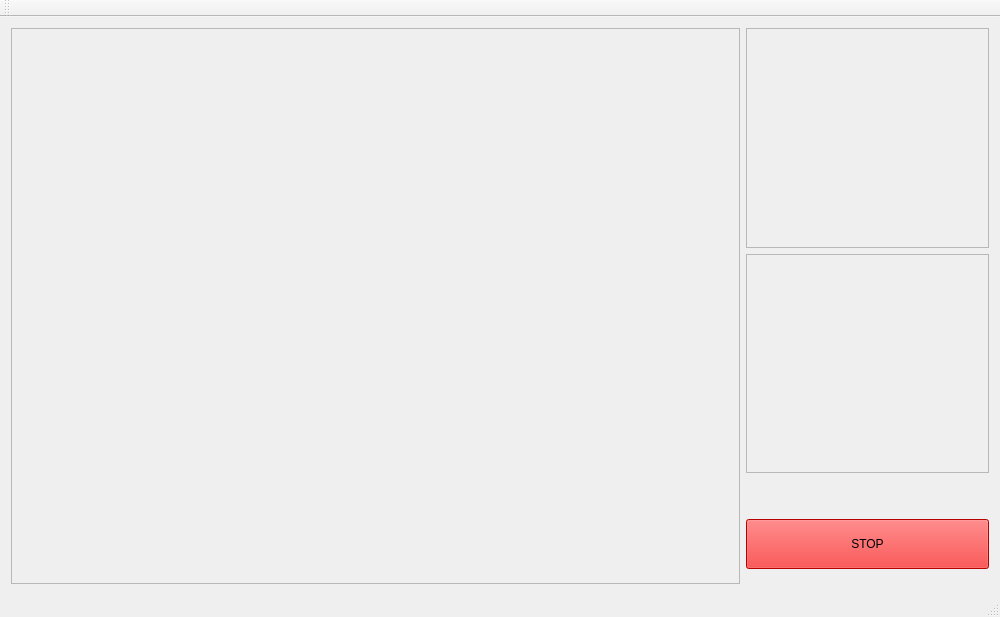
Old version of the form mainwindow.ui in the repository LadislavBrecka/HMI-Semi_auto.
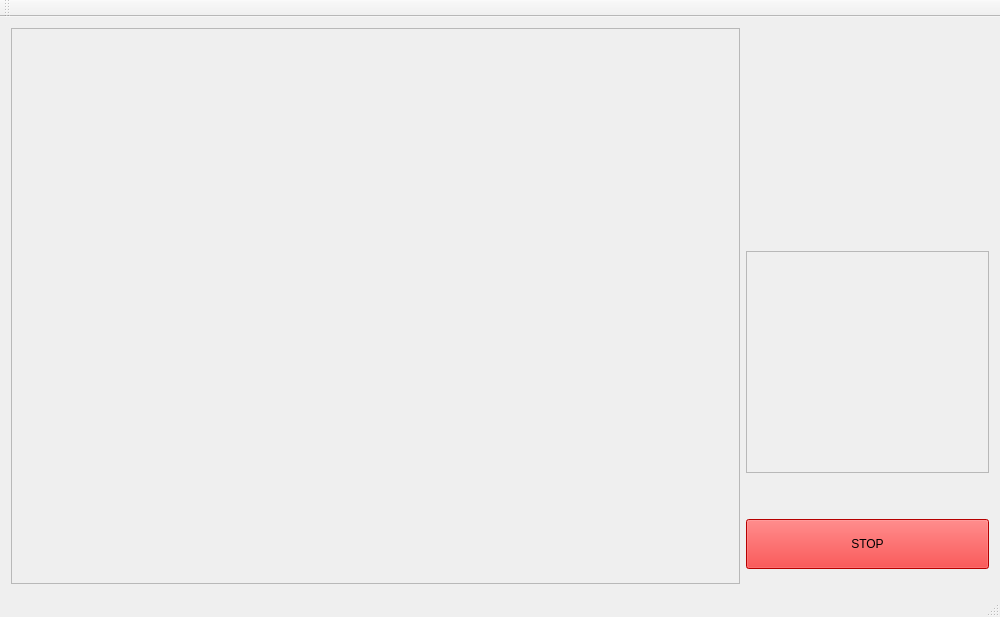
New version of the form.

Commit message: New layout for semi-auto controlling

```diff
--- a/mainwindow.ui
+++ b/mainwindow.ui
@@ -22,7 +22,7 @@
    </property>
    <layout class="QGridLayout" name="gridLayout_3" rowstretch="1" columnstretch="3,1">
     <item row="0" column="1">
-     <layout class="QGridLayout" name="gridLayout_2" rowstretch="1,1,0,0,0,0,0,0" columnstretch="0">
+     <layout class="QGridLayout" name="gridLayout_2" rowstretch="1,1,0,0,0,0,0,1" columnstretch="0" rowminimumheight="0,0,0,0,0,0,0,0">
       <property name="sizeConstraint">
        <enum>QLayout::SetDefaultConstraint</enum>
       </property>
@@ -33,27 +33,26 @@
        <number>15</number>
       </property>
       <item row="1" column="0">
-       <widget class="QFrame" name="skeletonFrame">
+       <widget class="QFrame" name="cameraFrame">
+        <property name="enabled">
+         <bool>true</bool>
+        </property>
+        <property name="sizePolicy">
+         <sizepolicy hsizetype="Preferred" vsizetype="Preferred">
+          <horstretch>7</horstretch>
+          <verstretch>0</verstretch>
+         </sizepolicy>
+        </property>
         <property name="minimumSize">
          <size>
           <width>200</width>
           <height>200</height>
          </size>
         </property>
-        <property name="frameShape">
-         <enum>QFrame::StyledPanel</enum>
-        </property>
-        <property name="frameShadow">
-         <enum>QFrame::Raised</enum>
-        </property>
-       </widget>
-      </item>
-      <item row="0" column="0">
-       <widget class="QFrame" name="lidarFrame">
-        <property name="minimumSize">
+        <property name="sizeIncrement">
          <size>
-          <width>200</width>
-          <height>200</height>
+          <width>0</width>
+          <height>0</height>
          </size>
         </property>
         <property name="frameShape">
@@ -93,6 +92,32 @@
         </property>
        </widget>
       </item>
+      <item row="2" column="0">
+       <spacer name="verticalSpacer">
+        <property name="orientation">
+         <enum>Qt::Vertical</enum>
+        </property>
+        <property name="sizeHint" stdset="0">
+         <size>
+          <width>20</width>
+          <height>40</height>
+         </size>
+        </property>
+       </spacer>
+      </item>
+      <item row="0" column="0">
+       <spacer name="verticalSpacer_2">
+        <property name="orientation">
+         <enum>Qt::Vertical</enum>
+        </property>
+        <property name="sizeHint" stdset="0">
+         <size>
+          <width>20</width>
+          <height>40</height>
+         </size>
+        </property>
+       </spacer>
+      </item>
      </layout>
     </item>
     <item row="0" column="0">
```
Left out of the diff: 13 changed lines with no effect on the pictures. The commit also changes 1 other file.
